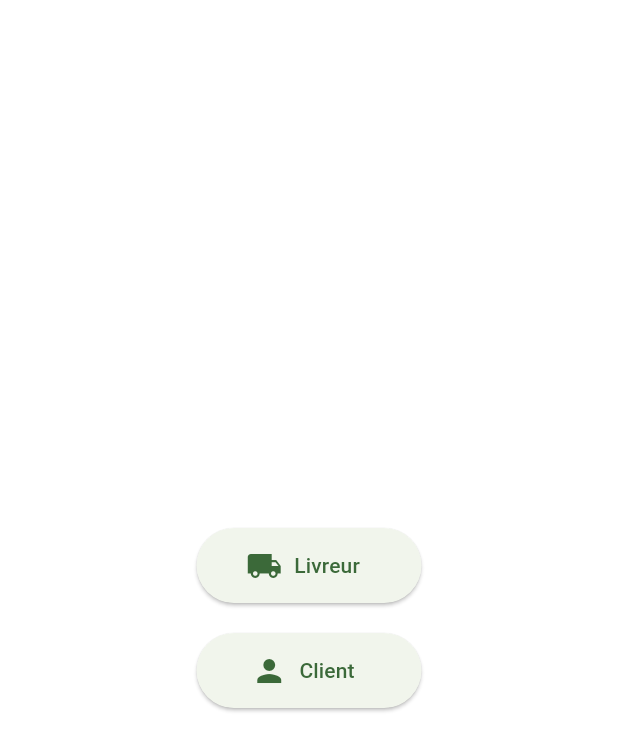
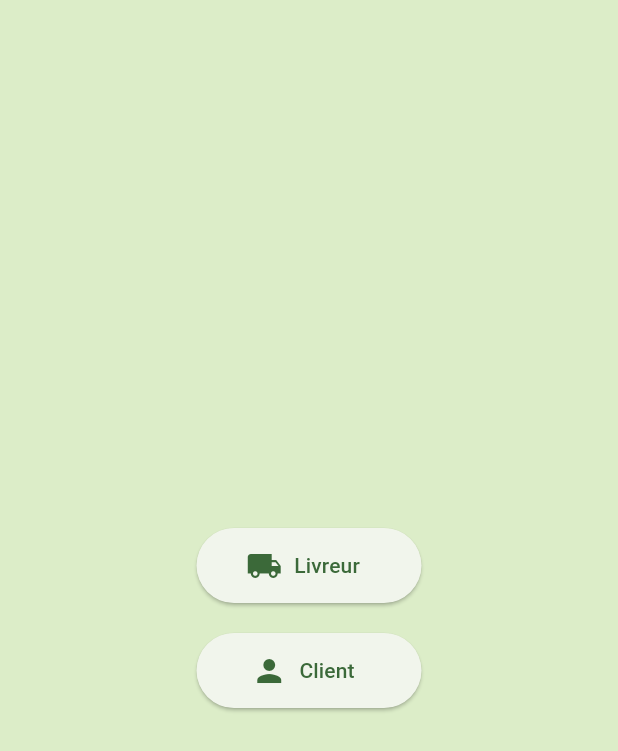
Before and after one commit to WiroWik/sae_cocagne_mobile, a Flutter app: the screen it shows after launch, on a phone screen of 412 x 824 dp. Shown: the top 751 px of the screen. Run offline on Flutter 3.47's test engine with Material 3 defaults, Android fonts, the phone set to English and light mode, and no system bars.

Commit message:
Enhance basket page with item count and icon, and update main page layout for improved navigation

```diff
--- a/lib/delivery/basket.dart
+++ b/lib/delivery/basket.dart
@@ -51,10 +51,12 @@ class _BasketPageState extends State<BasketPage> {
       body: isLoading
         ? Center(child: CircularProgressIndicator())
         : ListView.builder(
+
             itemCount: basketData.length,
             itemBuilder: (context, index) {
             final item = basketData[index];
               return ListTile(
+                leading: Icon(Icons.shopping_basket),
                 title: Text(item['produit']),
                 subtitle: Text('Quantité de produits : ${item['sum']}'),
               );
--- a/lib/main.dart
+++ b/lib/main.dart
@@ -43,8 +43,9 @@ class MyHomePage extends StatelessWidget {
 
   @override
   Widget build(BuildContext context) {
-
-    return Center(
+    return Scaffold(
+      backgroundColor: Colors.lightGreen[100],
+      body: Center(
         child: Column(
           mainAxisAlignment: MainAxisAlignment.center,
           children: <Widget>[
@@ -83,6 +84,7 @@ class MyHomePage extends StatelessWidget {
               ),
           ],
         ),
+      )
     );
   }
 
```
Lines whose indentation alone changed are shown as unchanged.
